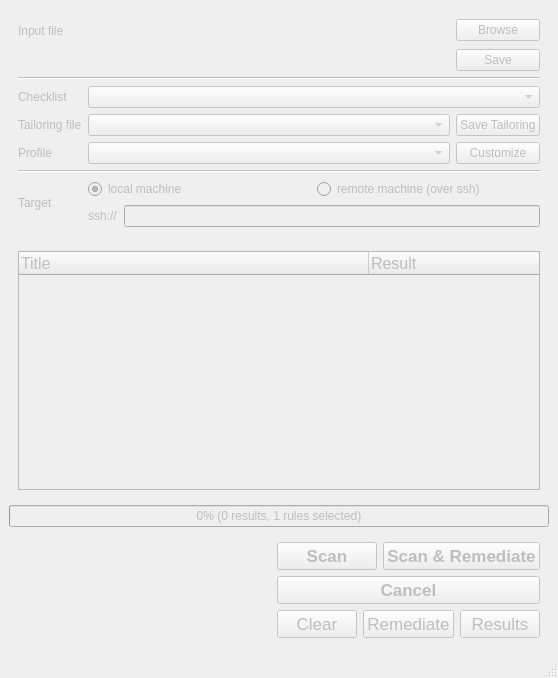
Qt form ui/MainWindow.ui (OpenSCAP/scap-workbench) before a commit.
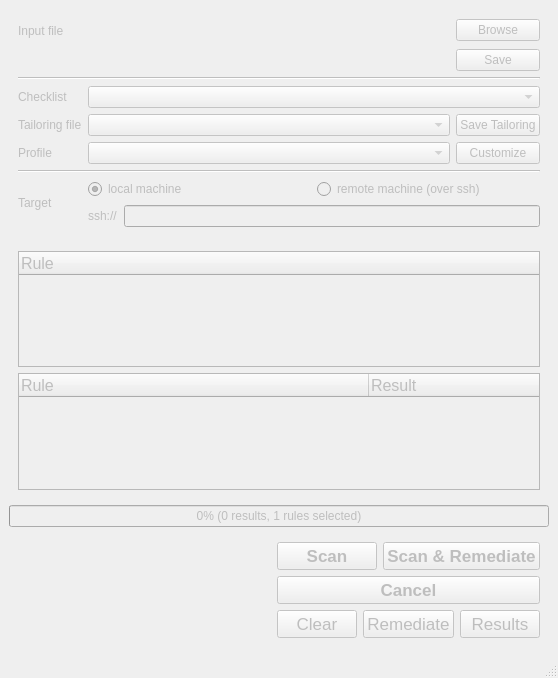
The same form after that commit.

Commit message:
Introduced selected rules tree, show/hide it as appropriate
This will be used to "preview" selected rules of the current profile.

```diff
--- a/ui/MainWindow.ui
+++ b/ui/MainWindow.ui
@@ -208,6 +208,20 @@
     <item>
      <widget class="QWidget" name="widget_2" native="true">
       <layout class="QVBoxLayout" name="verticalLayout_2">
+       <item>
+        <widget class="QTreeWidget" name="selectedRulesTree">
+         <property name="font">
+          <font>
+           <pointsize>12</pointsize>
+          </font>
+         </property>
+         <column>
+          <property name="text">
+           <string>Rule</string>
+          </property>
+         </column>
+        </widget>
+       </item>
        <item>
         <widget class="QTreeWidget" name="ruleResultsTree">
          <property name="font">
@@ -232,7 +246,7 @@
          </attribute>
          <column>
           <property name="text">
-           <string>Title</string>
+           <string>Rule</string>
           </property>
          </column>
          <column>
```
The commit also changes 2 other files.
